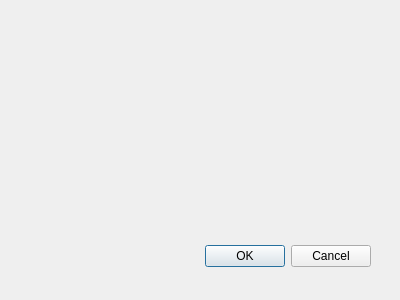
Above: newaccount.ui from sreecodeslayer/RDBMS-Mini-Project before the change. Below: the same form after it.
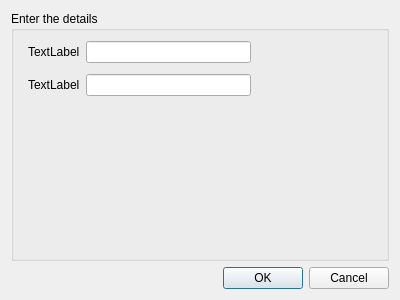
That is the form after the change.

```diff
--- a/newaccount.ui
+++ b/newaccount.ui
@@ -15,22 +15,69 @@
   <property name="windowTitle">
    <string>Dialog</string>
   </property>
-  <widget class="QDialogButtonBox" name="buttonBox">
-   <property name="geometry">
-    <rect>
-     <x>30</x>
-     <y>240</y>
-     <width>341</width>
-     <height>32</height>
-    </rect>
-   </property>
-   <property name="orientation">
-    <enum>Qt::Horizontal</enum>
-   </property>
-   <property name="standardButtons">
-    <set>QDialogButtonBox::Cancel|QDialogButtonBox::Ok</set>
-   </property>
-  </widget>
+  <layout class="QVBoxLayout" name="verticalLayout_3">
+   <item>
+    <layout class="QVBoxLayout" name="verticalLayout_2">
+     <item>
+      <widget class="QGroupBox" name="groupBox">
+       <property name="title">
+        <string>Enter the details</string>
+       </property>
+       <widget class="QWidget" name="">
+        <property name="geometry">
+         <rect>
+          <x>17</x>
+          <y>25</y>
+          <width>223</width>
+          <height>66</height>
+         </rect>
+        </property>
+        <layout class="QVBoxLayout" name="verticalLayout">
+         <item>
+          <layout class="QHBoxLayout" name="horizontalLayout_2">
+           <item>
+            <widget class="QLabel" name="label">
+             <property name="text">
+              <string>TextLabel</string>
+             </property>
+            </widget>
+           </item>
+           <item>
+            <widget class="QLineEdit" name="lineEdit_2"/>
+           </item>
+          </layout>
+         </item>
+         <item>
+          <layout class="QHBoxLayout" name="horizontalLayout">
+           <item>
+            <widget class="QLabel" name="label_2">
+             <property name="text">
+              <string>TextLabel</string>
+             </property>
+            </widget>
+           </item>
+           <item>
+            <widget class="QLineEdit" name="lineEdit"/>
+           </item>
+          </layout>
+         </item>
+        </layout>
+       </widget>
+      </widget>
+     </item>
+     <item>
+      <widget class="QDialogButtonBox" name="buttonBox">
+       <property name="orientation">
+        <enum>Qt::Horizontal</enum>
+       </property>
+       <property name="standardButtons">
+        <set>QDialogButtonBox::Cancel|QDialogButtonBox::Ok</set>
+       </property>
+      </widget>
+     </item>
+    </layout>
+   </item>
+  </layout>
  </widget>
  <pixmapfunction/>
  <resources/>
```
Left out of the diff: 5 changed lines with no effect on the pictures.
